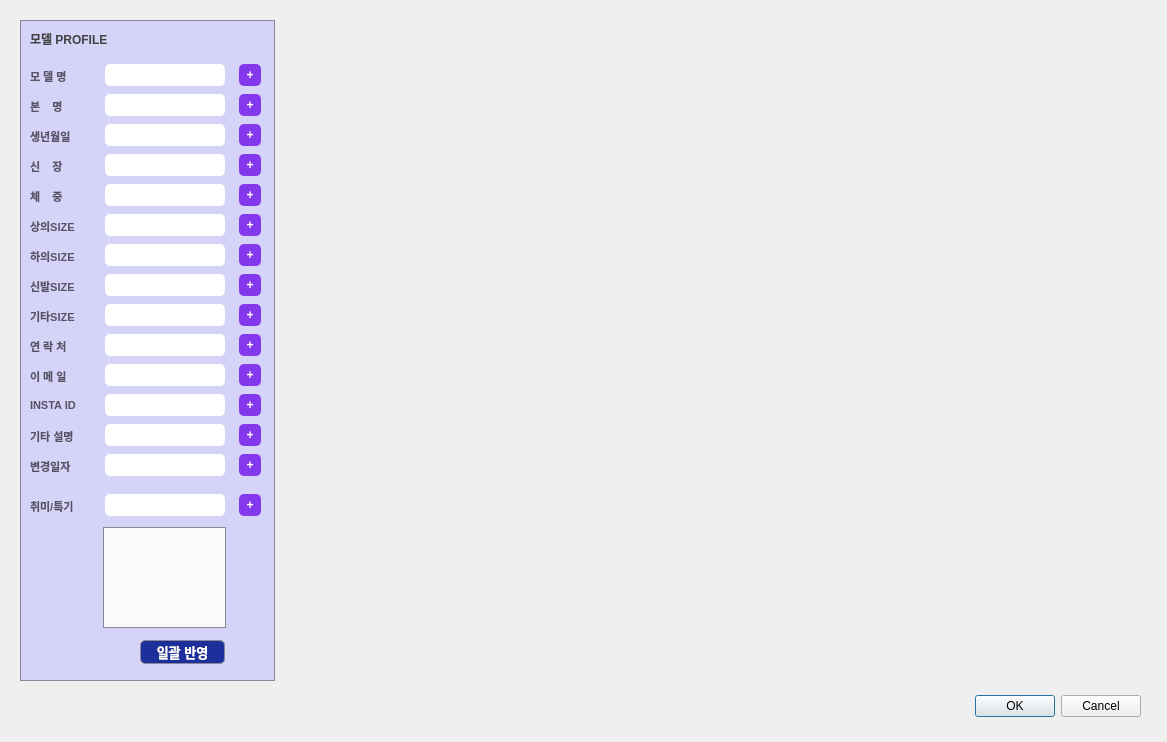
First picture: the form in model_manager/model_info_window.ui, repository ahns13/model_mng_program, before the edit.
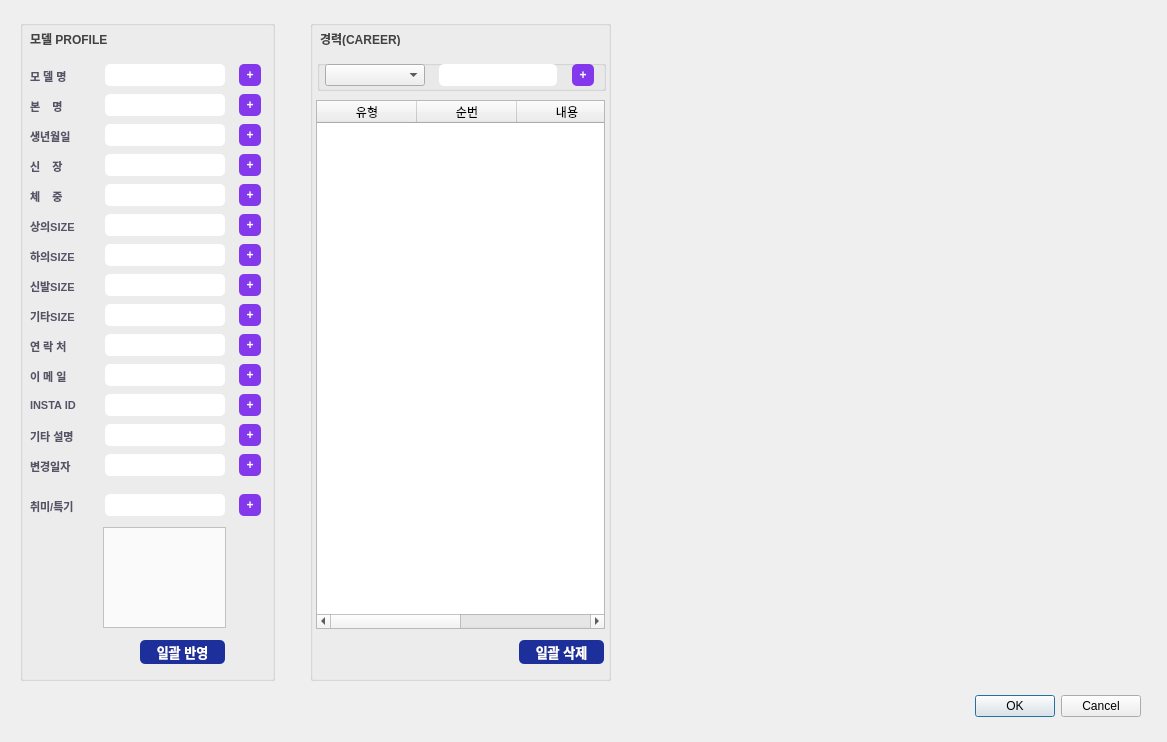
Second picture: the form after the edit.

```diff
--- a/model_manager/model_info_window.ui
+++ b/model_manager/model_info_window.ui
@@ -42,8 +42,7 @@
     <bool>false</bool>
    </property>
    <property name="styleSheet">
-    <string notr="true">background-color: rgb(213, 211, 247);
-border: 1px solid rgb(138, 135, 154);</string>
+    <string notr="true"/>
    </property>
    <property name="title">
     <string/>
@@ -1176,6 +1175,173 @@
     </property>
    </widget>
   </widget>
+  <widget class="QGroupBox" name="groupBox_career">
+   <property name="geometry">
+    <rect>
+     <x>310</x>
+     <y>20</y>
+     <width>301</width>
+     <height>661</height>
+    </rect>
+   </property>
+   <property name="autoFillBackground">
+    <bool>false</bool>
+   </property>
+   <property name="styleSheet">
+    <string notr="true"/>
+   </property>
+   <property name="title">
+    <string/>
+   </property>
+   <widget class="QLabel" name="label_career_title">
+    <property name="geometry">
+     <rect>
+      <x>10</x>
+      <y>10</y>
+      <width>111</width>
+      <height>16</height>
+     </rect>
+    </property>
+    <property name="styleSheet">
+     <string notr="true">border: none;</string>
+    </property>
+    <property name="text">
+     <string>&lt;html&gt;&lt;head/&gt;&lt;body&gt;&lt;p&gt;&lt;span style=&quot; font-weight:600; color:#424242;&quot;&gt;경력(CAREER)&lt;/span&gt;&lt;/p&gt;&lt;/body&gt;&lt;/html&gt;</string>
+    </property>
+   </widget>
+   <widget class="QPushButton" name="btn_career_all_delete">
+    <property name="geometry">
+     <rect>
+      <x>209</x>
+      <y>620</y>
+      <width>85</width>
+      <height>24</height>
+     </rect>
+    </property>
+    <property name="cursor">
+     <cursorShape>PointingHandCursor</cursorShape>
+    </property>
+    <property name="styleSheet">
+     <string notr="true">font: 13px;
+font-weight: bold;
+background-color: rgb(28, 47, 154);
+color: white;
+border-radius: 5px;
+cursor: pointer;</string>
+    </property>
+    <property name="text">
+     <string>일괄 삭제</string>
+    </property>
+   </widget>
+   <widget class="QGroupBox" name="groupBox_career_insert">
+    <property name="geometry">
+     <rect>
+      <x>7</x>
+      <y>40</y>
+      <width>289</width>
+      <height>31</height>
+     </rect>
+    </property>
+    <property name="styleSheet">
+     <string notr="true"/>
+    </property>
+    <property name="title">
+     <string/>
+    </property>
+    <widget class="QPushButton" name="btn_career_insert">
+     <property name="geometry">
+      <rect>
+       <x>255</x>
+       <y>4</y>
+       <width>22</width>
+       <height>22</height>
+      </rect>
+     </property>
+     <property name="cursor">
+      <cursorShape>PointingHandCursor</cursorShape>
+     </property>
+     <property name="styleSheet">
+      <string notr="true">font-weight: bold;
+color: white;
+background-color: rgb(131, 56, 236);
+border-radius: 5px;
+cursor: pointer;</string>
+     </property>
+     <property name="text">
+      <string>+</string>
+     </property>
+    </widget>
+    <widget class="QLineEdit" name="lineEdit_career_insert">
+     <property name="geometry">
+      <rect>
+       <x>122</x>
+       <y>4</y>
+       <width>118</width>
+       <height>22</height>
+      </rect>
+     </property>
+     <property name="styleSheet">
+      <string notr="true">background-color: rgb(255, 255, 255);
+border-radius: 5px;</string>
+     </property>
+    </widget>
+    <widget class="QComboBox" name="comboBox_career_insert">
+     <property name="geometry">
+      <rect>
+       <x>8</x>
+       <y>4</y>
+       <width>100</width>
+       <height>22</height>
+      </rect>
+     </property>
+     <property name="styleSheet">
+      <string notr="true"/>
+     </property>
+     <property name="duplicatesEnabled">
+      <bool>false</bool>
+     </property>
+     <property name="frame">
+      <bool>true</bool>
+     </property>
+    </widget>
+   </widget>
+   <widget class="QTableWidget" name="tableWidget_career">
+    <property name="geometry">
+     <rect>
+      <x>6</x>
+      <y>80</y>
+      <width>289</width>
+      <height>529</height>
+     </rect>
+    </property>
+    <property name="editTriggers">
+     <set>QAbstractItemView::CurrentChanged|QAbstractItemView::DoubleClicked</set>
+    </property>
+    <column>
+     <property name="text">
+      <string>유형</string>
+     </property>
+    </column>
+    <column>
+     <property name="text">
+      <string>순번</string>
+     </property>
+    </column>
+    <column>
+     <property name="text">
+      <string>내용</string>
+     </property>
+    </column>
+    <column>
+     <property name="text">
+      <string>삭제</string>
+     </property>
+    </column>
+   </widget>
+  </widget>
+  <zorder>groupBox_career</zorder>
+  <zorder>buttonBox</zorder>
+  <zorder>groupBox_profile</zorder>
  </widget>
  <resources/>
  <connections>
```
